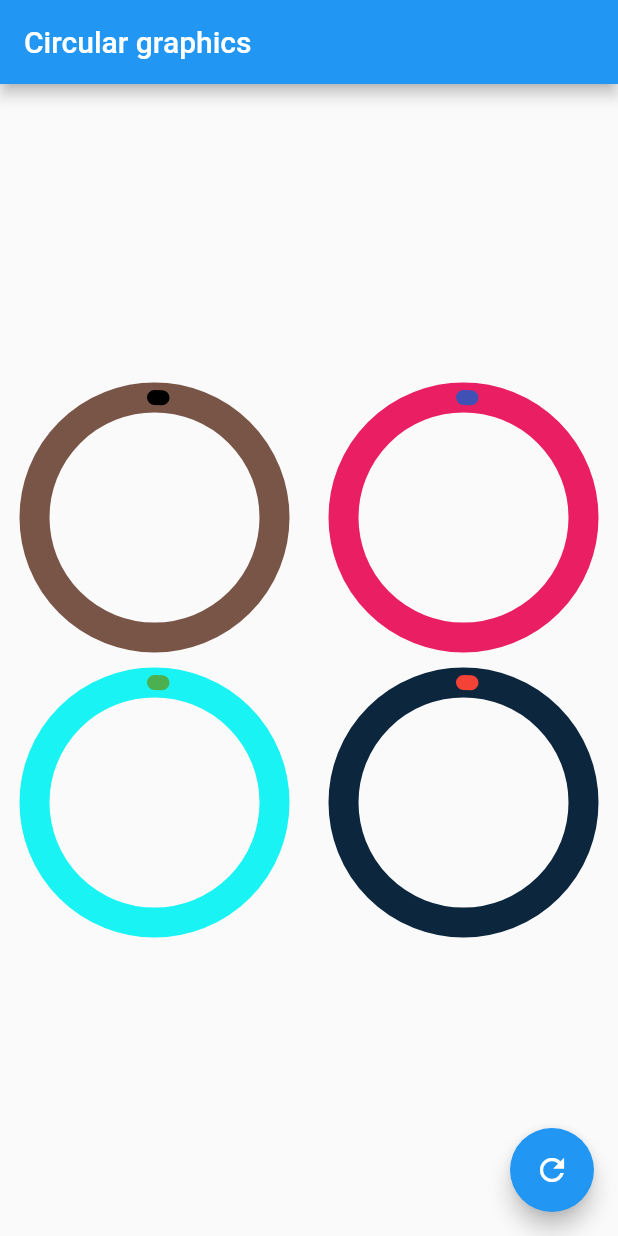
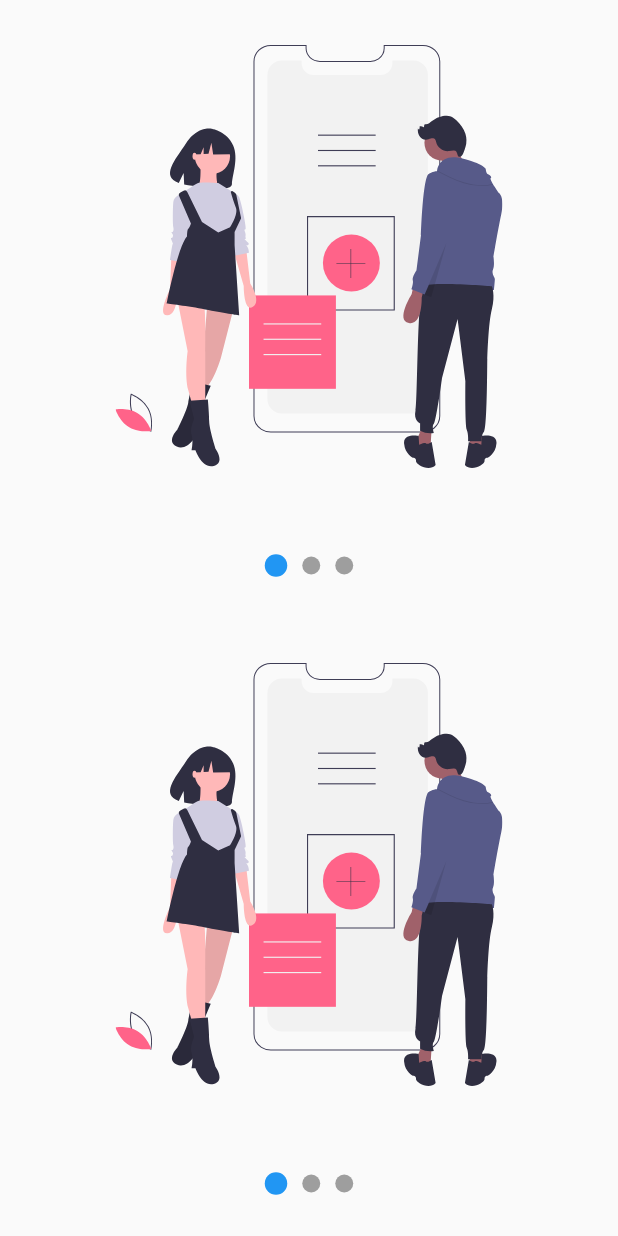
Before and after one commit to MichaelAmador/flutter-designs, a Flutter app: the screen it shows after launch, on a phone screen of 412 x 824 dp. Run offline on Flutter 3.47's test engine with Material 2 defaults, Android fonts, the phone set to English and light mode, and no system bars; our stand-ins replace flutter_svg.

Commit message:
Slideshow

```diff
--- a/lib/main.dart
+++ b/lib/main.dart
@@ -11,6 +11,6 @@ class MainApp extends StatelessWidget {
   @override
   Widget build(BuildContext context) {
     return const MaterialApp(
-        debugShowCheckedModeBanner: false, home: CircularGraphicsScreen());
+        debugShowCheckedModeBanner: false, home: SlideShowScreen());
   }
 }
--- /dev/null
+++ b/lib/src/providers/slider_provider.dart
@@ -0,0 +1,11 @@
+import 'package:flutter/material.dart';
+
+class SliderModel extends ChangeNotifier {
+  double _currentPage = 0;
+  double get currentPage => _currentPage;
+
+  set currentPage(double currentPage) {
+    _currentPage = currentPage;
+    notifyListeners();
+  }
+}
--- /dev/null
+++ b/lib/src/screens/labs/slideshow_screen.dart
@@ -0,0 +1,119 @@
+// ignore_for_file: public_member_api_docs, sort_constructors_first
+import 'package:designs/src/providers/slider_provider.dart';
+import 'package:flutter/material.dart';
+import 'package:flutter_svg/flutter_svg.dart';
+import 'package:provider/provider.dart';
+
+class SlideShowScreenLab extends StatelessWidget {
+  const SlideShowScreenLab({super.key});
+
+  @override
+  Widget build(BuildContext context) {
+    return ChangeNotifierProvider(
+      create: (_) => SliderModel(),
+      child: const Scaffold(
+        body: Center(
+          child: Column(
+            children: [Expanded(child: _Slides()), _Dots()],
+          ),
+        ),
+      ),
+    );
+  }
+}
+
+class _Dots extends StatelessWidget {
+  const _Dots();
+
+  @override
+  Widget build(BuildContext context) {
+    return Container(
+      width: double.infinity,
+      height: 70,
+      child: const Row(
+        mainAxisAlignment: MainAxisAlignment.center,
+        children: [
+          _Dot(0),
+          _Dot(1),
+          _Dot(2),
+        ],
+      ),
+    );
+  }
+}
+
+class _Dot extends StatelessWidget {
+  final int index;
+  const _Dot(this.index);
+
+  @override
+  Widget build(BuildContext context) {
+    final pageIndex = Provider.of<SliderModel>(context).currentPage;
+    return AnimatedContainer(
+        duration: const Duration(milliseconds: 200),
+        margin: const EdgeInsets.symmetric(horizontal: 5),
+        width: 10,
+        height: 10,
+        decoration: BoxDecoration(
+            color: (pageIndex >= index.toDouble() - .5 &&
+                    pageIndex < index.toDouble() + .5)
+                ? Colors.blue
+                : Colors.grey,
+            shape: BoxShape.circle));
+  }
+}
+
+class _Slides extends StatefulWidget {
+  const _Slides();
+
+  @override
+  State<_Slides> createState() => _SlidesState();
+}
+
+class _SlidesState extends State<_Slides> {
+  final controller = PageController();
+
+  @override
+  void initState() {
+    controller.addListener(() {
+      print('${controller.page}');
+      Provider.of<SliderModel>(context, listen: false).currentPage =
+          controller.page!;
+    });
+    super.initState();
+  }
+
+  @override
+  void dispose() {
+    controller.dispose();
+    super.dispose();
+  }
+
+  @override
+  Widget build(BuildContext context) {
+    return SafeArea(
+      child: PageView(
+        controller: controller,
+        children: const [
+          _Slide(svg: 'assets/svg/slide-1.svg'),
+          _Slide(svg: 'assets/svg/slide-2.svg'),
+          _Slide(svg: 'assets/svg/slide-3.svg'),
+        ],
+      ),
+    );
+  }
+}
+
+class _Slide extends StatelessWidget {
+  final String svg;
+  const _Slide({required this.svg});
+
+  @override
+  Widget build(BuildContext context) {
+    return Container(
+        width: double.infinity,
+        height: double.infinity,
+        padding: const EdgeInsets.all(30),
+        child: SvgPicture.asset(svg));
+  }
+}
--- a/lib/src/screens/screens.dart
+++ b/lib/src/screens/screens.dart
@@ -1,7 +1,9 @@
 export 'challenges/square_animated_screen.dart';
 
 export 'labs/circular_progress_screen.dart';
+export 'labs/slideshow_screen.dart';
 
 export 'animations_screen.dart';
 export 'circular_graphics_screen.dart';
 export 'headers_screen.dart';
+export 'slideshow_screen.dart';
--- /dev/null
+++ b/lib/src/screens/slideshow_screen.dart
@@ -0,0 +1,37 @@
+import 'package:designs/src/src.dart';
+import 'package:flutter/material.dart';
+import 'package:flutter_svg/flutter_svg.dart';
+
+class SlideShowScreen extends StatelessWidget {
+  const SlideShowScreen({super.key});
+
+  @override
+  Widget build(BuildContext context) {
+    return const Scaffold(
+      // backgroundColor: Color.fromARGB(255, 113, 156, 236),
+      body: Column(
+        children: [
+          Expanded(child: CustomSlideShow()),
+          Expanded(child: CustomSlideShow()),
+        ],
+      ),
+    );
+  }
+}
+
+class CustomSlideShow extends StatelessWidget {
+  const CustomSlideShow({
+    super.key,
+  });
+
+  @override
+  Widget build(BuildContext context) {
+    return SlideShow(
+      slides: [
+        SvgPicture.asset('assets/svg/slide-1.svg'),
+        SvgPicture.asset('assets/svg/slide-2.svg'),
+        SvgPicture.asset('assets/svg/slide-3.svg'),
+      ],
+    );
+  }
+}
--- /dev/null
+++ b/lib/src/widgets/slideshow.dart
@@ -0,0 +1,196 @@
+import 'package:flutter/material.dart';
+import 'package:provider/provider.dart';
+
+class SlideShow extends StatelessWidget {
+  final List<Widget> slides;
+  final bool indicatorsUp;
+  final Color primaryColor;
+  final Color secondaryColor;
+  final double bulletPrimary;
+  final double bulletSecondary;
+  const SlideShow(
+      {super.key,
+      required this.slides,
+      this.indicatorsUp = false,
+      this.primaryColor = Colors.blue,
+      this.secondaryColor = Colors.grey,
+      this.bulletPrimary = 15,
+      this.bulletSecondary = 12});
+
+  @override
+  Widget build(BuildContext context) {
+    return ChangeNotifierProvider(
+      create: (_) => _SliderModel(),
+      child: SafeArea(
+        child: Center(
+          child: Builder(
+            builder: (BuildContext context) {
+              Provider.of<_SliderModel>(context).primaryColor = primaryColor;
+              Provider.of<_SliderModel>(context).secondaryColor =
+                  secondaryColor;
+              Provider.of<_SliderModel>(context).bulletPrimary = bulletPrimary;
+              Provider.of<_SliderModel>(context).bulletSecondary =
+                  bulletSecondary;
+              return _ViewSlide(indicatorsUp: indicatorsUp, slides: slides);
+            },
+          ),
+        ),
+      ),
+    );
+  }
+}
+
+class _ViewSlide extends StatelessWidget {
+  const _ViewSlide({
+    required this.indicatorsUp,
+    required this.slides,
+  });
+
+  final bool indicatorsUp;
+  final List<Widget> slides;
+
+  @override
+  Widget build(BuildContext context) {
+    return Column(
+      children: [
+        if (indicatorsUp) _Dots(slides.length),
+        Expanded(child: _Slides(slides)),
+        if (!indicatorsUp) _Dots(slides.length)
+      ],
+    );
+  }
+}
+
+class _Dots extends StatelessWidget {
+  final int dots;
+  const _Dots(this.dots);
+
+  @override
+  Widget build(BuildContext context) {
+    return SizedBox(
+      width: double.infinity,
+      height: 70,
+      child: Row(
+        mainAxisAlignment: MainAxisAlignment.center,
+        children: List.generate(dots, (index) => _Dot(index)),
+      ),
+    );
+  }
+}
+
+class _Dot extends StatelessWidget {
+  final int index;
+  const _Dot(this.index);
+
+  @override
+  Widget build(BuildContext context) {
+    final slideModel = Provider.of<_SliderModel>(context);
+    double size = 0;
+    Color color = Colors.black;
+
+    if (slideModel.currentPage >= index.toDouble() - .5 &&
+        slideModel.currentPage < index.toDouble() + .5) {
+      size = slideModel.bulletPrimary;
+      color = slideModel.primaryColor;
+    } else {
+      size = slideModel._bulletSecondary;
+      color = slideModel.secondaryColor;
+    }
+
+    return AnimatedContainer(
+        duration: const Duration(milliseconds: 200),
+        margin: const EdgeInsets.symmetric(horizontal: 5),
+        width: size,
+        height: size,
+        decoration: BoxDecoration(color: color, shape: BoxShape.circle));
+  }
+}
+
+class _Slides extends StatefulWidget {
+  final List<Widget> slides;
+  const _Slides(this.slides);
+
+  @override
+  State<_Slides> createState() => _SlidesState();
+}
+
+class _SlidesState extends State<_Slides> {
+  final controller = PageController();
+
+  @override
+  void initState() {
+    controller.addListener(() {
+      Provider.of<_SliderModel>(context, listen: false).currentPage =
+          controller.page!;
+    });
+    super.initState();
+  }
+
+  @override
+  void dispose() {
+    controller.dispose();
+    super.dispose();
+  }
+
+  @override
+  Widget build(BuildContext context) {
+    return SafeArea(
+      child: PageView(
+        controller: controller,
+        children: widget.slides.map((slide) => _Slide(widget: slide)).toList(),
+      ),
+    );
+  }
+}
+
+class _Slide extends StatelessWidget {
+  final Widget widget;
+  const _Slide({required this.widget});
+
+  @override
+  Widget build(BuildContext context) {
+    return Container(
+        width: double.infinity,
+        height: double.infinity,
+        padding: const EdgeInsets.all(30),
+        child: widget);
+  }
+}
+
+class _SliderModel extends ChangeNotifier {
+  double _currentPage = 0;
+  Color _primaryColor = Colors.blue;
+  Color _secondaryColor = Colors.grey;
+  double _bulletPrimary = 15;
+  double _bulletSecondary = 12;
+
+  double get currentPage => _currentPage;
+
+  Color get primaryColor => _primaryColor;
+
+  Color get secondaryColor => _secondaryColor;
+
+  set currentPage(double currentPage) {
+    _currentPage = currentPage;
+    notifyListeners();
+  }
+
+  set primaryColor(Color color) {
+    _primaryColor = color;
+  }
+
+  set secondaryColor(Color color) {
+    _secondaryColor = color;
+  }
+
+  double get bulletPrimary => _bulletPrimary;
+  double get bulletSecondary => _bulletSecondary;
+
+  set bulletPrimary(double size) {
+    _bulletPrimary = size;
+  }
+
+  set bulletSecondary(double size) {
+    _bulletSecondary = size;
+  }
+}
--- a/lib/src/widgets/widgets.dart
+++ b/lib/src/widgets/widgets.dart
@@ -1,2 +1,3 @@
 export 'headers.dart';
 export 'radial_progress.dart';
+export 'slideshow.dart';
```
Also changed, not shown: pubspec.yaml (+6 -1 lines), assets/svg/slide-1.svg (added), assets/svg/slide-2.svg (added), assets/svg/slide-3.svg (added), assets/svg/slide-4.svg (added), assets/svg/slide-5.svg (added), pubspec.lock.
